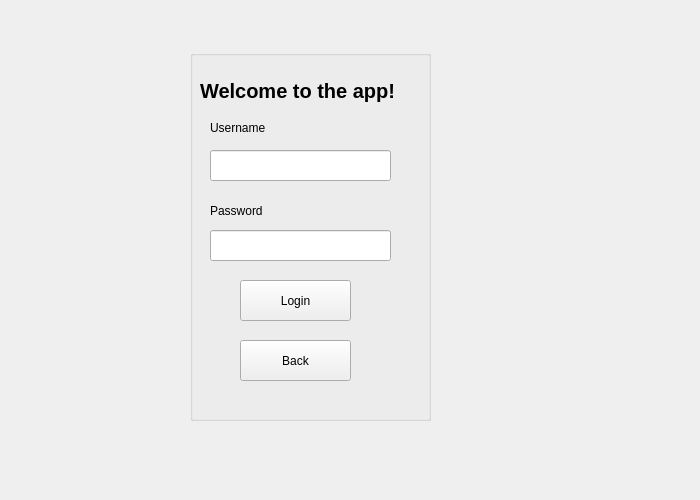
This is asd/login.ui in rkishibe/diaggaze as Qt 5 draws it before an edit. The edited form follows.
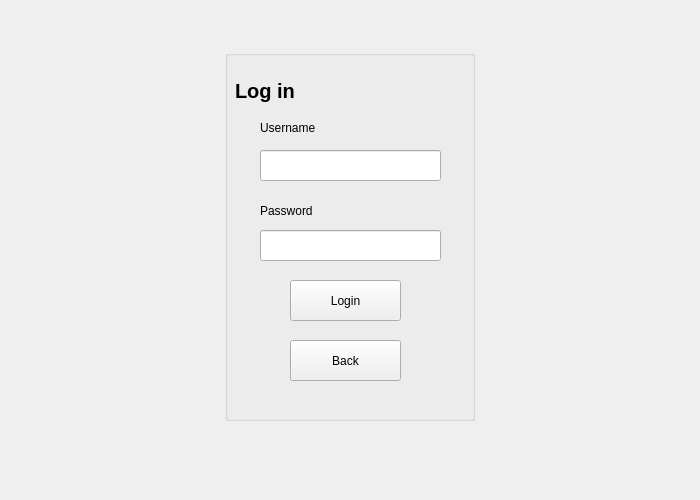
This is the edited form.

Commit message: menu screen almost done

```diff
--- a/asd/login.ui
+++ b/asd/login.ui
@@ -22,9 +22,9 @@
   <widget class="QGroupBox" name="group_box">
    <property name="geometry">
     <rect>
-     <x>190</x>
+     <x>225</x>
      <y>50</y>
-     <width>241</width>
+     <width>250</width>
      <height>371</height>
     </rect>
    </property>
@@ -34,7 +34,7 @@
    <widget class="QPushButton" name="login_button">
     <property name="geometry">
      <rect>
-      <x>50</x>
+      <x>65</x>
       <y>230</y>
       <width>111</width>
       <height>41</height>
@@ -57,13 +57,13 @@
      <string notr="true">font-size: 20px; font-weight: bold;</string>
     </property>
     <property name="text">
-     <string>Welcome to the app!</string>
+     <string>Log in</string>
     </property>
    </widget>
    <widget class="QLineEdit" name="username_input">
     <property name="geometry">
      <rect>
-      <x>20</x>
+      <x>35</x>
       <y>100</y>
       <width>181</width>
       <height>31</height>
@@ -76,7 +76,7 @@
    <widget class="QLabel" name="password_label">
     <property name="geometry">
      <rect>
-      <x>20</x>
+      <x>35</x>
       <y>150</y>
       <width>81</width>
       <height>21</height>
@@ -89,7 +89,7 @@
    <widget class="QLabel" name="username_label">
     <property name="geometry">
      <rect>
-      <x>20</x>
+      <x>35</x>
       <y>70</y>
       <width>81</width>
       <height>16</height>
@@ -102,7 +102,7 @@
    <widget class="QLineEdit" name="password_input">
     <property name="geometry">
      <rect>
-      <x>20</x>
+      <x>35</x>
       <y>180</y>
       <width>181</width>
       <height>31</height>
@@ -112,7 +112,7 @@
    <widget class="QPushButton" name="back_button">
     <property name="geometry">
      <rect>
-      <x>50</x>
+      <x>65</x>
       <y>290</y>
       <width>111</width>
       <height>41</height>
```
The commit also changes 7 other files.
